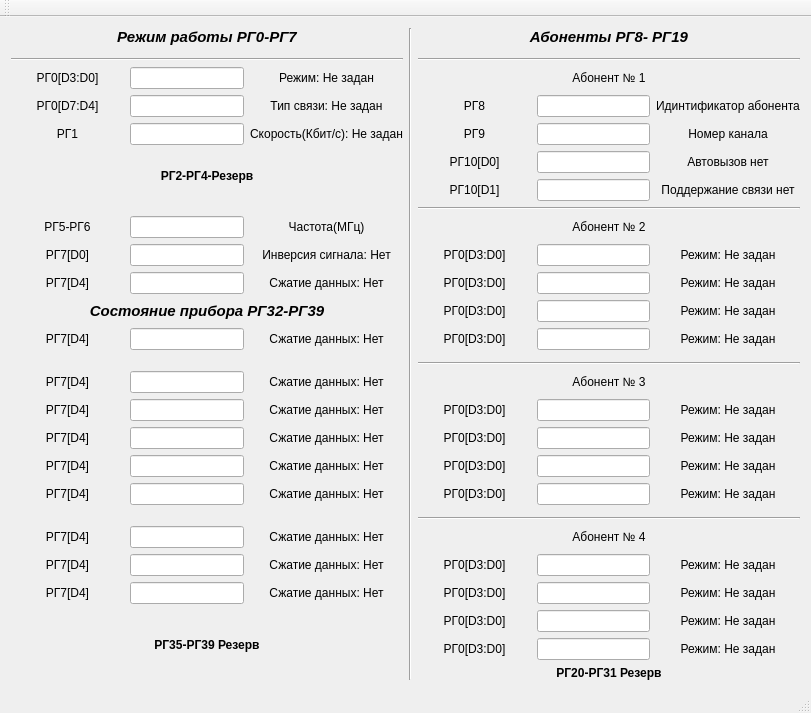
First picture: the form in DeviceVS/DeviceVS.ui, repository AleksandrKajl/DeviceVS, before the edit.
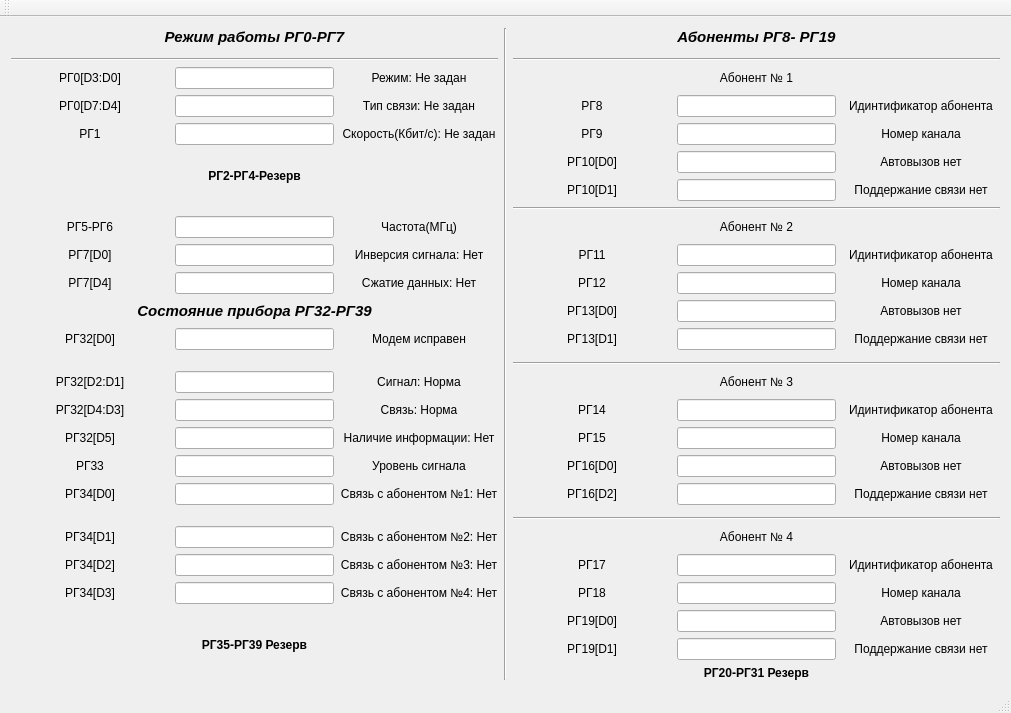
Second picture: the form after the edit.

Diff of the .ui file:
```diff
--- a/DeviceVS/DeviceVS.ui
+++ b/DeviceVS/DeviceVS.ui
@@ -6,7 +6,7 @@
    <rect>
     <x>0</x>
     <y>0</y>
-    <width>811</width>
+    <width>1011</width>
     <height>693</height>
    </rect>
   </property>
@@ -136,7 +136,7 @@
       <item row="19" column="6">
        <widget class="QLabel" name="label_38">
         <property name="text">
-         <string>Режим: Не задан</string>
+         <string>Номер канала</string>
         </property>
         <property name="alignment">
          <set>Qt::AlignCenter</set>
@@ -155,7 +155,7 @@
          <enum>Qt::LeftToRight</enum>
         </property>
         <property name="text">
-         <string>РГ0[D3:D0]</string>
+         <string>РГ17</string>
         </property>
         <property name="alignment">
          <set>Qt::AlignCenter</set>
@@ -211,7 +211,7 @@
       <item row="26" column="6">
        <widget class="QLabel" name="label_47">
         <property name="text">
-         <string>Режим: Не задан</string>
+         <string>Номер канала</string>
         </property>
         <property name="alignment">
          <set>Qt::AlignCenter</set>
@@ -221,7 +221,7 @@
       <item row="27" column="6">
        <widget class="QLabel" name="label_49">
         <property name="text">
-         <string>Режим: Не задан</string>
+         <string>Автовызов нет</string>
         </property>
         <property name="alignment">
          <set>Qt::AlignCenter</set>
@@ -257,7 +257,7 @@
       <item row="14" column="6">
        <widget class="QLabel" name="label_33">
         <property name="text">
-         <string>Режим: Не задан</string>
+         <string>Поддержание связи нет</string>
         </property>
         <property name="alignment">
          <set>Qt::AlignCenter</set>
@@ -289,7 +289,7 @@
          <enum>Qt::LeftToRight</enum>
         </property>
         <property name="text">
-         <string>РГ7[D4]</string>
+         <string>РГ34[D1]</string>
         </property>
         <property name="alignment">
          <set>Qt::AlignCenter</set>
@@ -312,7 +312,7 @@
       <item row="11" column="6">
        <widget class="QLabel" name="label_27">
         <property name="text">
-         <string>Режим: Не задан</string>
+         <string>Идинтификатор абонента</string>
         </property>
         <property name="alignment">
          <set>Qt::AlignCenter</set>
@@ -331,7 +331,7 @@
          <enum>Qt::LeftToRight</enum>
         </property>
         <property name="text">
-         <string>РГ0[D3:D0]</string>
+         <string>РГ19[D1]</string>
         </property>
         <property name="alignment">
          <set>Qt::AlignCenter</set>
@@ -350,7 +350,7 @@
          <enum>Qt::LeftToRight</enum>
         </property>
         <property name="text">
-         <string>РГ7[D4]</string>
+         <string>РГ32[D2:D1]</string>
         </property>
         <property name="alignment">
          <set>Qt::AlignCenter</set>
@@ -379,7 +379,7 @@
          <enum>Qt::LeftToRight</enum>
         </property>
         <property name="text">
-         <string>РГ7[D4]</string>
+         <string>РГ32[D4:D3]</string>
         </property>
         <property name="alignment">
          <set>Qt::AlignCenter</set>
@@ -418,7 +418,7 @@
       <item row="20" column="6">
        <widget class="QLabel" name="label_40">
         <property name="text">
-         <string>Режим: Не задан</string>
+         <string>Автовызов нет</string>
         </property>
         <property name="alignment">
          <set>Qt::AlignCenter</set>
@@ -454,7 +454,7 @@
       <item row="17" column="2">
        <widget class="QLabel" name="label_57">
         <property name="text">
-         <string>Сжатие данных: Нет</string>
+         <string>Сигнал: Норма</string>
         </property>
         <property name="alignment">
          <set>Qt::AlignCenter</set>
@@ -497,7 +497,7 @@
       <item row="21" column="6">
        <widget class="QLabel" name="label_42">
         <property name="text">
-         <string>Режим: Не задан</string>
+         <string>Поддержание связи нет</string>
         </property>
         <property name="alignment">
          <set>Qt::AlignCenter</set>
@@ -545,7 +545,7 @@
          <enum>Qt::LeftToRight</enum>
         </property>
         <property name="text">
-         <string>РГ0[D3:D0]</string>
+         <string>РГ16[D0]</string>
         </property>
         <property name="alignment">
          <set>Qt::AlignCenter</set>
@@ -564,7 +564,7 @@
          <enum>Qt::LeftToRight</enum>
         </property>
         <property name="text">
-         <string>РГ0[D3:D0]</string>
+         <string>РГ18</string>
         </property>
         <property name="alignment">
          <set>Qt::AlignCenter</set>
@@ -744,7 +744,7 @@
          <enum>Qt::LeftToRight</enum>
         </property>
         <property name="text">
-         <string>РГ0[D3:D0]</string>
+         <string>РГ14</string>
         </property>
         <property name="alignment">
          <set>Qt::AlignCenter</set>
@@ -796,7 +796,7 @@
          <enum>Qt::LeftToRight</enum>
         </property>
         <property name="text">
-         <string>РГ0[D3:D0]</string>
+         <string>РГ15</string>
         </property>
         <property name="alignment">
          <set>Qt::AlignCenter</set>
@@ -806,7 +806,7 @@
       <item row="25" column="6">
        <widget class="QLabel" name="label_45">
         <property name="text">
-         <string>Режим: Не задан</string>
+         <string>Идинтификатор абонента</string>
         </property>
         <property name="alignment">
          <set>Qt::AlignCenter</set>
@@ -825,7 +825,7 @@
          <enum>Qt::LeftToRight</enum>
         </property>
         <property name="text">
-         <string>РГ0[D3:D0]</string>
+         <string>РГ13[D0]</string>
         </property>
         <property name="alignment">
          <set>Qt::AlignCenter</set>
@@ -835,7 +835,7 @@
       <item row="18" column="2">
        <widget class="QLabel" name="label_59">
         <property name="text">
-         <string>Сжатие данных: Нет</string>
+         <string>Связь: Норма</string>
         </property>
         <property name="alignment">
          <set>Qt::AlignCenter</set>
@@ -887,7 +887,7 @@
       <item row="13" column="6">
        <widget class="QLabel" name="label_31">
         <property name="text">
-         <string>Режим: Не задан</string>
+         <string>Автовызов нет</string>
         </property>
         <property name="alignment">
          <set>Qt::AlignCenter</set>
@@ -972,7 +972,7 @@
          <enum>Qt::LeftToRight</enum>
         </property>
         <property name="text">
-         <string>РГ7[D4]</string>
+         <string>РГ32[D0]</string>
         </property>
         <property name="alignment">
          <set>Qt::AlignCenter</set>
@@ -982,7 +982,7 @@
       <item row="14" column="2">
        <widget class="QLabel" name="label_55">
         <property name="text">
-         <string>Сжатие данных: Нет</string>
+         <string>Модем исправен</string>
         </property>
         <property name="alignment">
          <set>Qt::AlignCenter</set>
@@ -1060,7 +1060,7 @@
       <item row="18" column="6">
        <widget class="QLabel" name="label_36">
         <property name="text">
-         <string>Режим: Не задан</string>
+         <string>Идинтификатор абонента</string>
         </property>
         <property name="alignment">
          <set>Qt::AlignCenter</set>
@@ -1079,7 +1079,7 @@
          <enum>Qt::LeftToRight</enum>
         </property>
         <property name="text">
-         <string>РГ7[D4]</string>
+         <string>РГ32[D5]</string>
         </property>
         <property name="alignment">
          <set>Qt::AlignCenter</set>
@@ -1125,7 +1125,7 @@
       <item row="19" column="2">
        <widget class="QLabel" name="label_61">
         <property name="text">
-         <string>Сжатие данных: Нет</string>
+         <string>Наличие информации: Нет</string>
         </property>
         <property name="alignment">
          <set>Qt::AlignCenter</set>
@@ -1144,7 +1144,7 @@
          <enum>Qt::LeftToRight</enum>
         </property>
         <property name="text">
-         <string>РГ7[D4]</string>
+         <string>РГ34[D0]</string>
         </property>
         <property name="alignment">
          <set>Qt::AlignCenter</set>
@@ -1179,7 +1179,7 @@
          <enum>Qt::LeftToRight</enum>
         </property>
         <property name="text">
-         <string>РГ0[D3:D0]</string>
+         <string>РГ12</string>
         </property>
         <property name="alignment">
          <set>Qt::AlignCenter</set>
@@ -1221,7 +1221,7 @@
          <enum>Qt::LeftToRight</enum>
         </property>
         <property name="text">
-         <string>РГ0[D3:D0]</string>
+         <string>РГ19[D0]</string>
         </property>
         <property name="alignment">
          <set>Qt::AlignCenter</set>
@@ -1247,7 +1247,7 @@
          <enum>Qt::LeftToRight</enum>
         </property>
         <property name="text">
-         <string>РГ0[D3:D0]</string>
+         <string>РГ13[D1]</string>
         </property>
         <property name="alignment">
          <set>Qt::AlignCenter</set>
@@ -1267,7 +1267,7 @@
       <item row="12" column="6">
        <widget class="QLabel" name="label_29">
         <property name="text">
-         <string>Режим: Не задан</string>
+         <string>Номер канала</string>
         </property>
         <property name="alignment">
          <set>Qt::AlignCenter</set>
@@ -1286,7 +1286,7 @@
          <enum>Qt::LeftToRight</enum>
         </property>
         <property name="text">
-         <string>РГ7[D4]</string>
+         <string>РГ33</string>
         </property>
         <property name="alignment">
          <set>Qt::AlignCenter</set>
@@ -1296,7 +1296,7 @@
       <item row="20" column="2">
        <widget class="QLabel" name="label_62">
         <property name="text">
-         <string>Сжатие данных: Нет</string>
+         <string>Уровень сигнала</string>
         </property>
         <property name="alignment">
          <set>Qt::AlignCenter</set>
@@ -1306,7 +1306,7 @@
       <item row="28" column="6">
        <widget class="QLabel" name="label_51">
         <property name="text">
-         <string>Режим: Не задан</string>
+         <string>Поддержание связи нет</string>
         </property>
         <property name="alignment">
          <set>Qt::AlignCenter</set>
@@ -1316,7 +1316,7 @@
       <item row="21" column="2">
        <widget class="QLabel" name="label_65">
         <property name="text">
-         <string>Сжатие данных: Нет</string>
+         <string>Связь с абонентом №1: Нет</string>
         </property>
         <property name="alignment">
          <set>Qt::AlignCenter</set>
@@ -1390,7 +1390,7 @@
          <enum>Qt::LeftToRight</enum>
         </property>
         <property name="text">
-         <string>РГ0[D3:D0]</string>
+         <string>РГ16[D2]</string>
         </property>
         <property name="alignment">
          <set>Qt::AlignCenter</set>
@@ -1422,7 +1422,7 @@
          <enum>Qt::LeftToRight</enum>
         </property>
         <property name="text">
-         <string>РГ0[D3:D0]</string>
+         <string>РГ11</string>
         </property>
         <property name="alignment">
          <set>Qt::AlignCenter</set>
@@ -1463,7 +1463,7 @@
       <item row="24" column="2">
        <widget class="QLabel" name="label_67">
         <property name="text">
-         <string>Сжатие данных: Нет</string>
+         <string>Связь с абонентом №2: Нет</string>
         </property>
         <property name="alignment">
          <set>Qt::AlignCenter</set>
@@ -1482,7 +1482,7 @@
          <enum>Qt::LeftToRight</enum>
         </property>
         <property name="text">
-         <string>РГ7[D4]</string>
+         <string>РГ34[D2]</string>
         </property>
         <property name="alignment">
          <set>Qt::AlignCenter</set>
@@ -1501,7 +1501,7 @@
          <enum>Qt::LeftToRight</enum>
         </property>
         <property name="text">
-         <string>РГ7[D4]</string>
+         <string>РГ34[D3]</string>
         </property>
         <property name="alignment">
          <set>Qt::AlignCenter</set>
@@ -1537,7 +1537,7 @@
       <item row="25" column="2">
        <widget class="QLabel" name="label_71">
         <property name="text">
-         <string>Сжатие данных: Нет</string>
+         <string>Связь с абонентом №3: Нет</string>
         </property>
         <property name="alignment">
          <set>Qt::AlignCenter</set>
@@ -1547,7 +1547,7 @@
       <item row="26" column="2">
        <widget class="QLabel" name="label_72">
         <property name="text">
-         <string>Сжатие данных: Нет</string>
+         <string>Связь с абонентом №4: Нет</string>
         </property>
         <property name="alignment">
          <set>Qt::AlignCenter</set>
```
Left out of the diff: 2 changed lines with no effect on the pictures.
